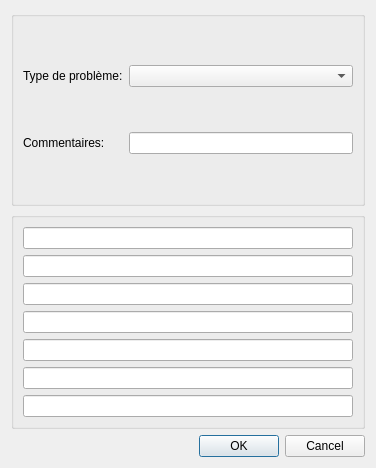
First picture: the form in digitizing_plugin/static/forms/problem_form.ui, repository niamoto/qgis-niamoto-digitizing-plugin, before the edit.
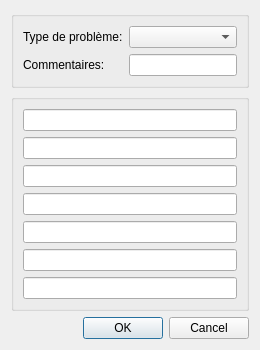
Second picture: the form after the edit.

Patch:
```diff
--- a/digitizing_plugin/static/forms/problem_form.ui
+++ b/digitizing_plugin/static/forms/problem_form.ui
@@ -2,14 +2,6 @@
 <ui version="4.0">
  <class>Dialog</class>
  <widget class="QDialog" name="Dialog">
-  <property name="geometry">
-   <rect>
-    <x>0</x>
-    <y>0</y>
-    <width>376</width>
-    <height>468</height>
-   </rect>
-  </property>
   <property name="windowTitle">
    <string>Dialog</string>
   </property>
```
